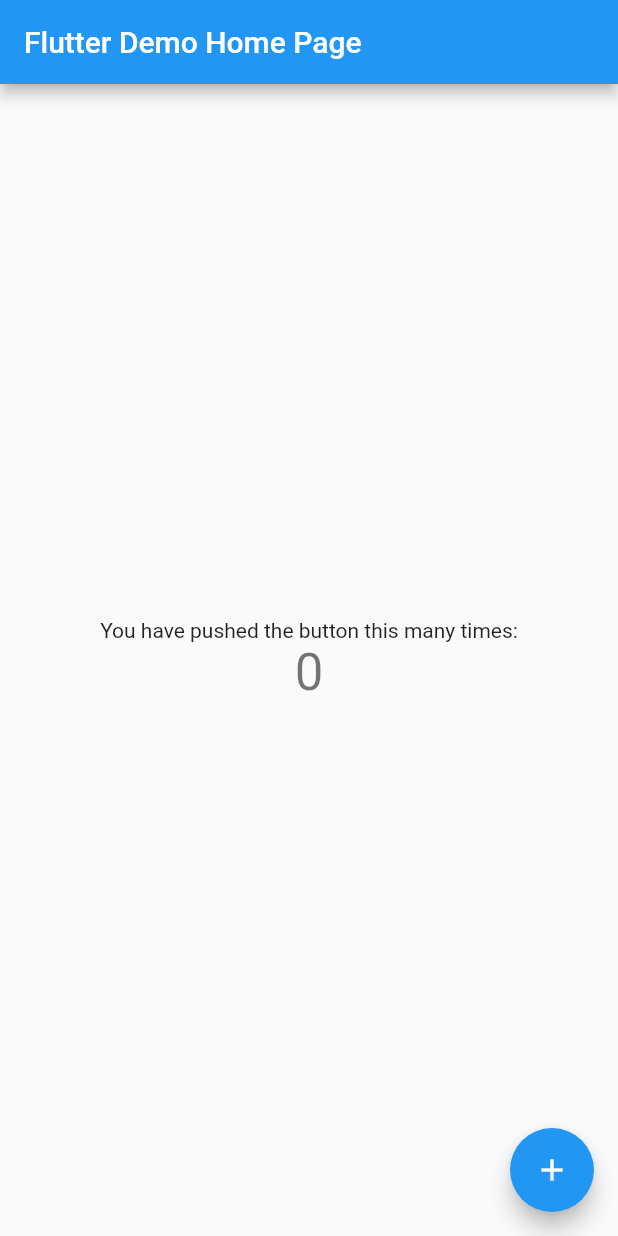
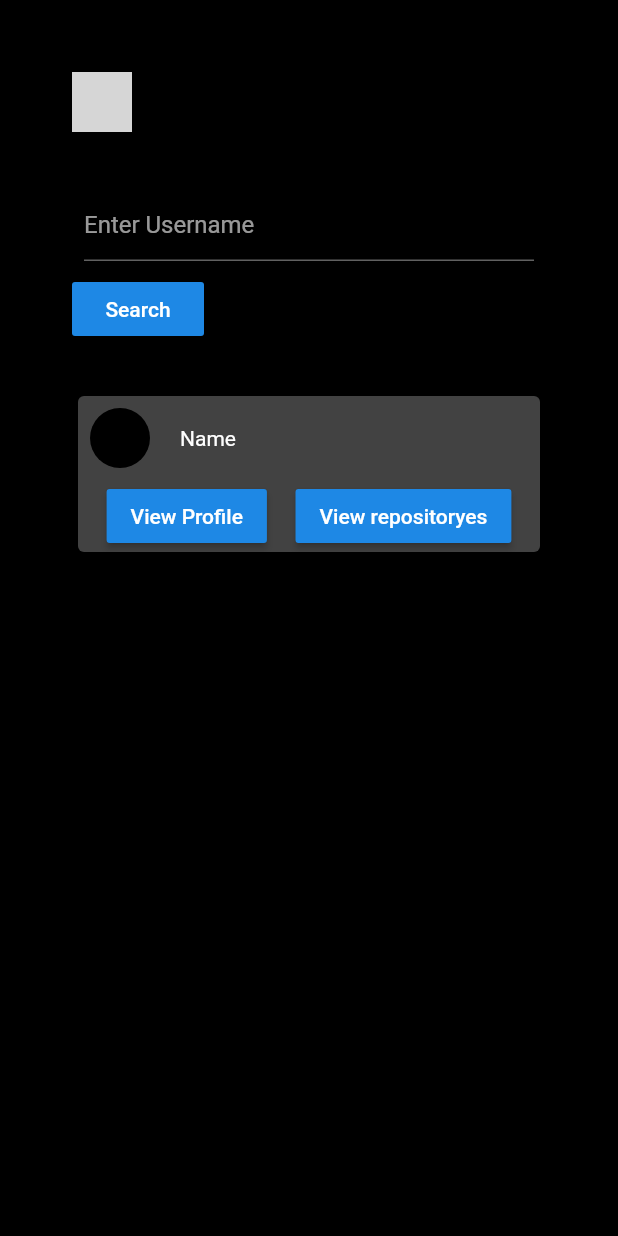
Before and after one commit to Piyushjoshi007/git_pro, a Flutter app: the screen it shows after launch, on a phone screen of 412 x 824 dp. Run offline on Flutter 3.47's test engine with Material 2 defaults, Android fonts, the phone set to English and light mode, and no system bars; missing offline and left inert: floating_search_bar; network calls fail; grey boxes are pictures that could not be loaded.

Commit message:
completed home screen

```diff
--- /dev/null
+++ b/lib/logic/home.dart
@@ -0,0 +1,86 @@
+import 'package:floating_search_bar/floating_search_bar.dart';
+import 'package:flutter/material.dart';
+
+class Logic extends StatefulWidget {
+  Logic({Key key}) : super(key: key);
+
+  _LogicState createState() => _LogicState();
+}
+
+class _LogicState extends State<Logic> {
+  @override
+  Widget build(BuildContext context) {
+    return Scaffold(
+      backgroundColor: Colors.black,
+      body: Padding(
+        padding: const EdgeInsets.all(48.0),
+        child: Column(
+          crossAxisAlignment: CrossAxisAlignment.start,
+          children: <Widget>[
+            CircleAvatar(
+              backgroundImage: NetworkImage('https://icon-library.net/images/github-icon-png/github-icon-png-29.jpg'),
+              backgroundColor: Colors.transparent,
+            ),
+            SizedBox(
+              height: 30,
+            ),
+            Padding(
+              padding: const EdgeInsets.all(8.0),
+              child: TextField(
+                decoration: InputDecoration(hintText: 'Enter Username'),
+              ),
+            ),
+            RaisedButton(
+              child: Text('Search'),
+              onPressed: (){
+
+              },
+            ),
+            SizedBox(
+              height: 30,
+            ),
+            Card(
+              child: Column(
+                children: <Widget>[
+                  Padding(
+                    padding: const EdgeInsets.all(8.0),
+                    child: Row(
+                      children: <Widget>[
+                        CircleAvatar(
+
+                            ),
+                            SizedBox(
+                              width: 20,
+                            ),
+                            Text('Name'),
+                      ],
+                    ),
+                  ),
+                  Row(
+                    mainAxisAlignment: MainAxisAlignment.spaceEvenly,
+                    children: <Widget>[
+
+
+                      RaisedButton(
+                        child: Text('View Profile'),
+                        onPressed: (){
+
+                        },
+                      ),
+                      RaisedButton(
+                        onPressed: (){
+
+                        },
+                        child: Text('View repositoryes'),
+                      ),
+                    ],
+                  ),
+                ],
+              ),
+            ),
+          ],
+        ),
+      ),
+    );
+  }
+}
--- a/lib/main.dart
+++ b/lib/main.dart
@@ -1,111 +1,6 @@
 import 'package:flutter/material.dart';
+import 'myapp.dart';
 
-void main() => runApp(MyApp());
-
-class MyApp extends StatelessWidget {
-  // This widget is the root of your application.
-  @override
-  Widget build(BuildContext context) {
-    return MaterialApp(
-      title: 'Flutter Demo',
-      theme: ThemeData(
-        // This is the theme of your application.
-        //
-        // Try running your application with "flutter run". You'll see the
-        // application has a blue toolbar. Then, without quitting the app, try
-        // changing the primarySwatch below to Colors.green and then invoke
-        // "hot reload" (press "r" in the console where you ran "flutter run",
-        // or simply save your changes to "hot reload" in a Flutter IDE).
-        // Notice that the counter didn't reset back to zero; the application
-        // is not restarted.
-        primarySwatch: Colors.blue,
-      ),
-      home: MyHomePage(title: 'Flutter Demo Home Page'),
-    );
-  }
+void main(){
+  runApp(MyApp());
 }
-
-class MyHomePage extends StatefulWidget {
-  MyHomePage({Key key, this.title}) : super(key: key);
-
-  // This widget is the home page of your application. It is stateful, meaning
-  // that it has a State object (defined below) that contains fields that affect
-  // how it looks.
-
-  // This class is the configuration for the state. It holds the values (in this
-  // case the title) provided by the parent (in this case the App widget) and
-  // used by the build method of the State. Fields in a Widget subclass are
-  // always marked "final".
-
-  final String title;
-
-  @override
-  _MyHomePageState createState() => _MyHomePageState();
-}
-
-class _MyHomePageState extends State<MyHomePage> {
-  int _counter = 0;
-
-  void _incrementCounter() {
-    setState(() {
-      // This call to setState tells the Flutter framework that something has
-      // changed in this State, which causes it to rerun the build method below
-      // so that the display can reflect the updated values. If we changed
-      // _counter without calling setState(), then the build method would not be
-      // called again, and so nothing would appear to happen.
-      _counter++;
-    });
-  }
-
-  @override
-  Widget build(BuildContext context) {
-    // This method is rerun every time setState is called, for instance as done
-    // by the _incrementCounter method above.
-    //
-    // The Flutter framework has been optimized to make rerunning build methods
-    // fast, so that you can just rebuild anything that needs updating rather
-    // than having to individually change instances of widgets.
-    return Scaffold(
-      appBar: AppBar(
-        // Here we take the value from the MyHomePage object that was created by
-        // the App.build method, and use it to set our appbar title.
-        title: Text(widget.title),
-      ),
-      body: Center(
-        // Center is a layout widget. It takes a single child and positions it
-        // in the middle of the parent.
-        child: Column(
-          // Column is also a layout widget. It takes a list of children and
-          // arranges them vertically. By default, it sizes itself to fit its
-          // children horizontally, and tries to be as tall as its parent.
-          //
-          // Invoke "debug painting" (press "p" in the console, choose the
-          // "Toggle Debug Paint" action from the Flutter Inspector in Android
-          // Studio, or the "Toggle Debug Paint" command in Visual Studio Code)
-          // to see the wireframe for each widget.
-          //
-          // Column has various properties to control how it sizes itself and
-          // how it positions its children. Here we use mainAxisAlignment to
-          // center the children vertically; the main axis here is the vertical
-          // axis because Columns are vertical (the cross axis would be
-          // horizontal).
-          mainAxisAlignment: MainAxisAlignment.center,
-          children: <Widget>[
-            Text(
-              'You have pushed the button this many times:',
-            ),
-            Text(
-              '$_counter',
-              style: Theme.of(context).textTheme.display1,
-            ),
-          ],
-        ),
-      ),
-      floatingActionButton: FloatingActionButton(
-        onPressed: _incrementCounter,
-        tooltip: 'Increment',
-        child: Icon(Icons.add),
-      ), // This trailing comma makes auto-formatting nicer for build methods.
-    );
-  }
-}
--- /dev/null
+++ b/lib/myapp.dart
@@ -0,0 +1,22 @@
+import 'package:flutter/material.dart';
+import 'package:floating_search_bar/floating_search_bar.dart';
+import 'logic/home.dart';
+
+
+
+class MyApp extends StatefulWidget {
+  MyApp({Key key}) : super(key: key);
+
+  _MyAppState createState() => _MyAppState();
+}
+
+class _MyAppState extends State<MyApp> {
+  @override
+  Widget build(BuildContext context) {
+    return MaterialApp(
+      theme: ThemeData.dark(),
+      home: Logic(),
+    );
+  }
+
+}
--- a/pubspec.yaml
+++ b/pubspec.yaml
@@ -23,6 +23,9 @@ dependencies:
   # The following adds the Cupertino Icons font to your application.
   # Use with the CupertinoIcons class for iOS style icons.
   cupertino_icons: ^0.1.2
+  floating_search_bar: ^0.2.0
+  provider: ^3.1.0
+
 
 dev_dependencies:
   flutter_test:
```
Also changed, not shown: lib/tab/profile.dart (added), lib/tab/repo.dart (added), 2 other files.
